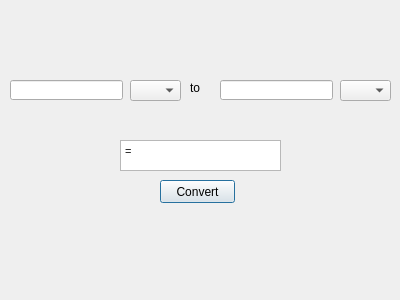
Qt form Units/Temperature/temperature.ui (ITAAcademy/ITAInformator) before a commit.
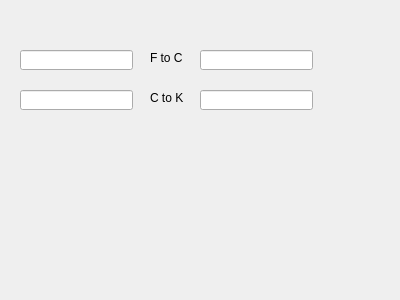
The same form after that commit.

Commit message: -Add Temperature convert functions

Patch:
```diff
--- a/Units/Temperature/temperature.ui
+++ b/Units/Temperature/temperature.ui
@@ -13,44 +13,11 @@
   <property name="windowTitle">
    <string>Temperature</string>
   </property>
-  <widget class="QComboBox" name="comboBox_Temperature">
-   <property name="geometry">
-    <rect>
-     <x>130</x>
-     <y>80</y>
-     <width>51</width>
-     <height>21</height>
-    </rect>
-   </property>
-  </widget>
-  <widget class="QComboBox" name="comboBox_Temperature_2">
-   <property name="geometry">
-    <rect>
-     <x>340</x>
-     <y>80</y>
-     <width>51</width>
-     <height>21</height>
-    </rect>
-   </property>
-  </widget>
-  <widget class="QPushButton" name="pushButton_Temperature">
-   <property name="geometry">
-    <rect>
-     <x>160</x>
-     <y>180</y>
-     <width>75</width>
-     <height>23</height>
-    </rect>
-   </property>
-   <property name="text">
-    <string>Convert</string>
-   </property>
-  </widget>
   <widget class="QLineEdit" name="lineEdit_Temperature">
    <property name="geometry">
     <rect>
-     <x>10</x>
-     <y>80</y>
+     <x>20</x>
+     <y>50</y>
      <width>113</width>
      <height>20</height>
     </rect>
@@ -59,8 +26,8 @@
   <widget class="QLineEdit" name="lineEdit_Temperature_2">
    <property name="geometry">
     <rect>
-     <x>220</x>
-     <y>80</y>
+     <x>200</x>
+     <y>50</y>
      <width>113</width>
      <height>20</height>
     </rect>
@@ -69,31 +36,47 @@
   <widget class="QLabel" name="label">
    <property name="geometry">
     <rect>
-     <x>190</x>
-     <y>80</y>
-     <width>16</width>
+     <x>150</x>
+     <y>50</y>
+     <width>41</width>
      <height>16</height>
     </rect>
    </property>
    <property name="text">
-    <string>to</string>
+    <string>F to C</string>
    </property>
   </widget>
-  <widget class="QTextBrowser" name="textBrowser_Temperature">
+  <widget class="QLineEdit" name="lineEdit_Temperature_3">
    <property name="geometry">
     <rect>
-     <x>120</x>
-     <y>140</y>
-     <width>161</width>
-     <height>31</height>
+     <x>20</x>
+     <y>90</y>
+     <width>113</width>
+     <height>20</height>
     </rect>
    </property>
-   <property name="html">
-    <string>&lt;!DOCTYPE HTML PUBLIC &quot;-//W3C//DTD HTML 4.0//EN&quot; &quot;http://www.w3.org/TR/REC-html40/strict.dtd&quot;&gt;
-&lt;html&gt;&lt;head&gt;&lt;meta name=&quot;qrichtext&quot; content=&quot;1&quot; /&gt;&lt;style type=&quot;text/css&quot;&gt;
-p, li { white-space: pre-wrap; }
-&lt;/style&gt;&lt;/head&gt;&lt;body style=&quot; font-family:'MS Shell Dlg 2'; font-size:8.25pt; font-weight:400; font-style:normal;&quot;&gt;
-&lt;p style=&quot; margin-top:0px; margin-bottom:0px; margin-left:0px; margin-right:0px; -qt-block-indent:0; text-indent:0px;&quot;&gt;=&lt;/p&gt;&lt;/body&gt;&lt;/html&gt;</string>
+  </widget>
+  <widget class="QLineEdit" name="lineEdit_Temperature_4">
+   <property name="geometry">
+    <rect>
+     <x>200</x>
+     <y>90</y>
+     <width>113</width>
+     <height>20</height>
+    </rect>
+   </property>
+  </widget>
+  <widget class="QLabel" name="label_2">
+   <property name="geometry">
+    <rect>
+     <x>150</x>
+     <y>90</y>
+     <width>41</width>
+     <height>16</height>
+    </rect>
+   </property>
+   <property name="text">
+    <string>C to K</string>
    </property>
   </widget>
  </widget>
```
The commit also changes 2 other files.
